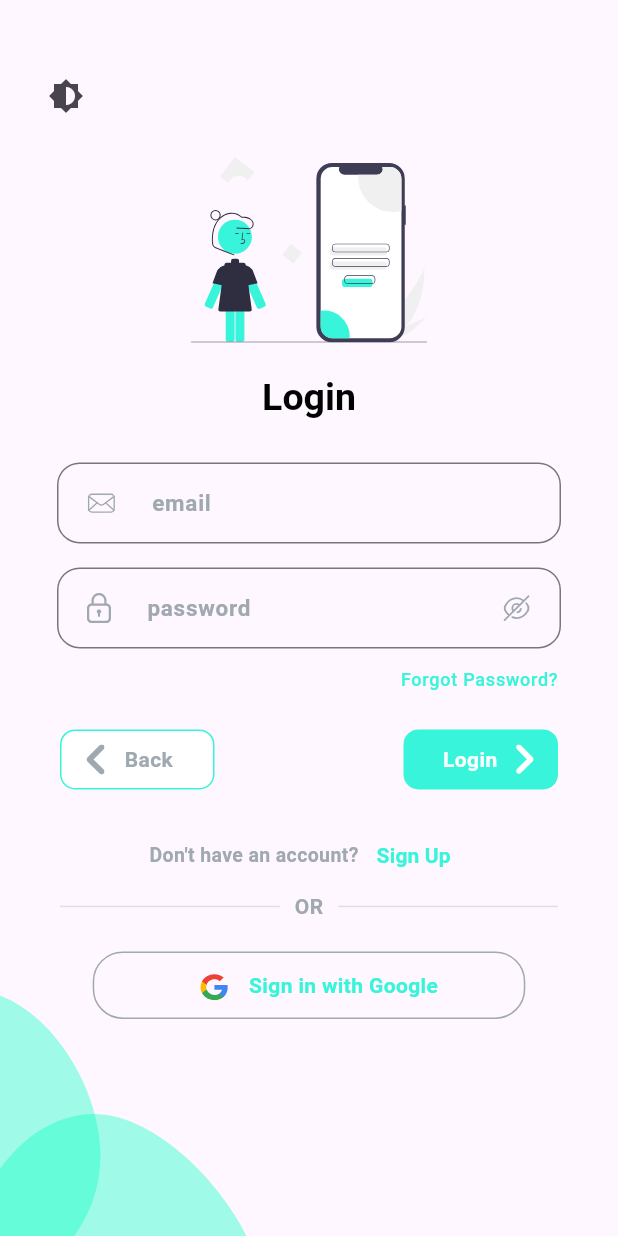
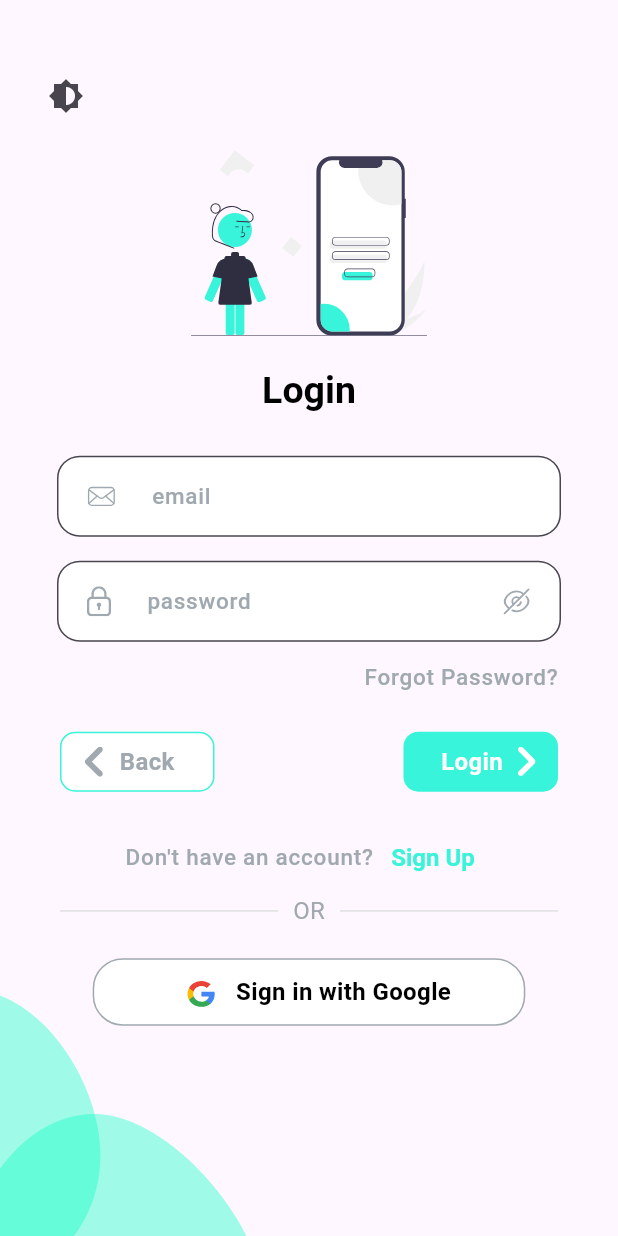
Before and after one commit to dhwanish-3/Heartless, a Flutter app: the screen it shows after launch, on a phone screen of 412 x 824 dp. Run offline on Flutter 3.47's test engine with Material 3 defaults, Android fonts, the light colour scheme and no system bars; our stand-ins replace cloud_firestore, firebase_auth, firebase_core, flutter_svg, shared_preferences; accounts and stored records are empty.

Commit message:
dark mode login page done

```diff
--- a/lib/pages/auth/login_page.dart
+++ b/lib/pages/auth/login_page.dart
@@ -150,7 +150,7 @@ class _LoginPageState extends State<LoginPage> {
                                       textAlign: TextAlign.start,
                                       style: Theme.of(context)
                                           .textTheme
-                                          .labelMedium),
+                                          .labelSmall),
                                 ],
                               ),
                             )
@@ -177,23 +177,15 @@ class _LoginPageState extends State<LoginPage> {
                     Row(
                       mainAxisAlignment: MainAxisAlignment.center,
                       children: [
-                        const Text(
+                        Text(
                           "Don't have an account?",
-                          style: TextStyle(
-                            color: Constants.customGray,
-                            fontWeight: FontWeight.w600,
-                            fontSize: 13,
-                          ),
+                          style: Theme.of(context).textTheme.labelMedium,
                         ),
                         TextButton(
                           onPressed: () {},
                           child: Text(
                             "Sign Up",
-                            style: TextStyle(
-                              color: Theme.of(context).primaryColor,
-                              fontWeight: FontWeight.w600,
-                              fontSize: 14,
-                            ),
+                            style: Theme.of(context).textTheme.headlineSmall,
                           ),
                         )
                       ],
--- a/lib/shared/constants.dart
+++ b/lib/shared/constants.dart
@@ -17,8 +17,12 @@ class Constants {
         color: Colors.black,
       ),
       labelMedium: TextStyle(
-      fontSize: 12,
-      color: primaryColor,
+        color: customGray,
+        fontSize: 15,
+      ),
+      labelSmall: TextStyle(
+        color: customGray,
+        fontSize: 15,
       ),
       bodyLarge: TextStyle(
         color: customGray,
@@ -26,9 +30,48 @@ class Constants {
         fontSize: 13,
       ),
       bodyMedium: TextStyle(
+        color: Colors.black,
+        fontWeight: FontWeight.w400,
+        fontSize: 16,
+      ),
+      headlineSmall: TextStyle(
         color: primaryColor,
         fontWeight: FontWeight.w600,
-      fontSize: 14,
+        fontSize: 16,
+      ));
+
+  TextTheme textThemeDark = const TextTheme(
+      displayLarge: TextStyle(
+        fontSize: 30,
+        fontWeight: FontWeight.bold,
+        color: Colors.white,
       ),
-  );
+      headlineMedium: TextStyle(
+        fontSize: 25,
+        fontWeight: FontWeight.bold,
+        color: Colors.white,
+      ),
+      labelMedium: TextStyle(
+        color: customGray,
+        fontSize: 15,
+      ),
+      labelSmall: TextStyle(
+        color: primaryColor,
+        fontSize: 15,
+      ),
+      bodyLarge: TextStyle(
+        color: customGray,
+        fontWeight: FontWeight.w600,
+        fontSize: 13,
+      ),
+      bodyMedium: TextStyle(
+        color: Colors.black,
+        fontWeight: FontWeight.w400,
+        fontSize: 16,
+      ),
+      headlineSmall: TextStyle(
+        color: primaryColor,
+        fontWeight: FontWeight.w600,
+        fontSize: 16,
+      ));
 }
--- a/lib/shared/provider/theme_provider.dart
+++ b/lib/shared/provider/theme_provider.dart
@@ -13,12 +13,19 @@ class ThemeNotifier extends ChangeNotifier {
   }
 
   ThemeData lightTheme = ThemeData(
-      brightness: Brightness.light,
-      primaryColor: Constants.primaryColor,
-      textTheme: Constants().textThemeLight);
+    brightness: Brightness.light,
+    primaryColor: Constants.primaryColor,
+    textTheme: Constants().textThemeLight,
+    canvasColor: Colors.white,
+    shadowColor: Colors.black,
+  );
+//* for widgets that have to alternate between white and black colors give them canvasColor and shadowColor fot the converse
 
   ThemeData darkTheme = ThemeData(
     brightness: Brightness.dark,
-    primaryColor: Constants.darkPrimaryColor,
+    primaryColor: Constants.primaryColor,
+    textTheme: Constants().textThemeDark,
+    canvasColor: Colors.black,
+    shadowColor: Colors.white,
   );
 }
--- a/lib/widgets/GoogleButton.dart
+++ b/lib/widgets/GoogleButton.dart
@@ -20,6 +20,7 @@ class GoogleButton extends StatelessWidget {
         decoration: BoxDecoration(
           border: Border.all(color: Constants.customGray),
           borderRadius: BorderRadius.circular(20),
+          color: Colors.white,
         ),
         child: Row(
           mainAxisAlignment: MainAxisAlignment.center,
--- a/lib/widgets/left_trailing_button.dart
+++ b/lib/widgets/left_trailing_button.dart
@@ -13,11 +13,11 @@ class LeftButton extends StatelessWidget {
       width: screenWidth * 0.25,
       padding: const EdgeInsets.fromLTRB(10, 5, 20, 5),
       decoration: BoxDecoration(
+        color: Theme.of(context).canvasColor,
         border: Border.all(
           color: Theme.of(context).primaryColor,
         ),
         borderRadius: BorderRadius.circular(10),
-        color: Colors.white,
       ),
       child: Row(
         mainAxisAlignment: MainAxisAlignment.spaceAround,
--- a/lib/widgets/text_input.dart
+++ b/lib/widgets/text_input.dart
@@ -41,19 +41,14 @@ class TextFieldInput extends StatelessWidget {
         keyboardType: TextInputType.name,
         obscureText: passwordShown,
         obscuringCharacter: '•',
-        style: const TextStyle(
-          fontSize: 15,
-        ),
+        style: Theme.of(context).textTheme.bodyMedium,
         decoration: InputDecoration(
+          filled: true,
+          fillColor: Colors.white,
           labelText: labelText,
-          labelStyle: const TextStyle(
-              color: Constants.customGray, fontSize: 15), // Text color
+          labelStyle: Theme.of(context).textTheme.labelMedium,
           hintText: hintText,
-          hintStyle: const TextStyle(
-            fontSize: 15,
-            color: Constants.customGray,
-          ),
-
+          hintStyle: Theme.of(context).textTheme.labelMedium,
           prefixIcon: Padding(
             padding: const EdgeInsets.symmetric(vertical: 5, horizontal: 20),
             child: SvgPicture.asset(
@@ -77,10 +72,8 @@ class TextFieldInput extends StatelessWidget {
                   ),
                 )
               : null,
-
           border: const OutlineInputBorder(
               borderRadius: BorderRadius.all(Radius.circular(15))),
-
           focusedBorder: OutlineInputBorder(
               borderSide: BorderSide(
                 color: Theme.of(context).primaryColor,
```
Also changed, not shown: pubspec.lock. Lines whose indentation alone changed are shown as unchanged.
